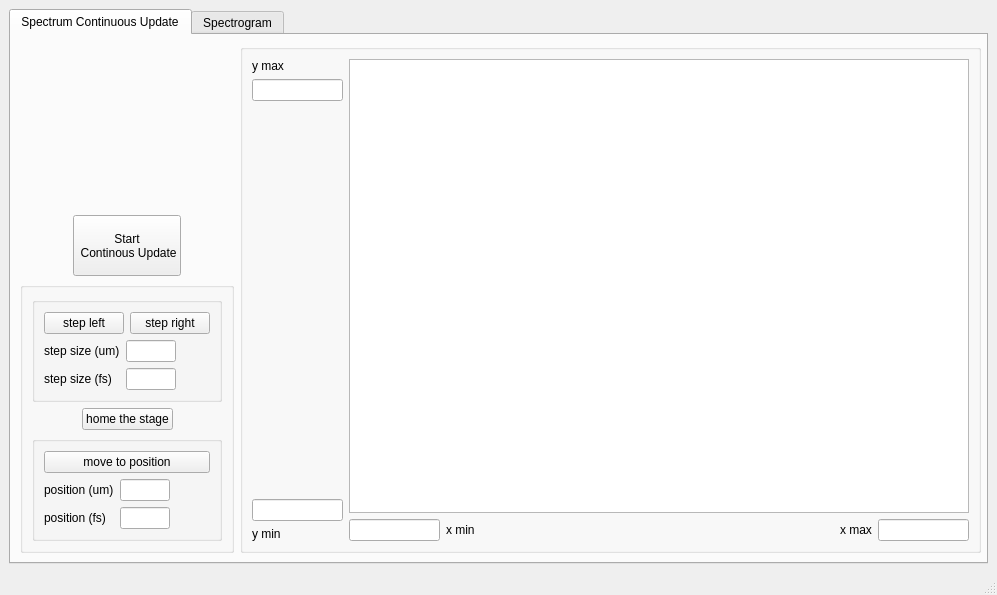
UCBoulder/frogware, file Gui_Window.ui: the form before one commit.
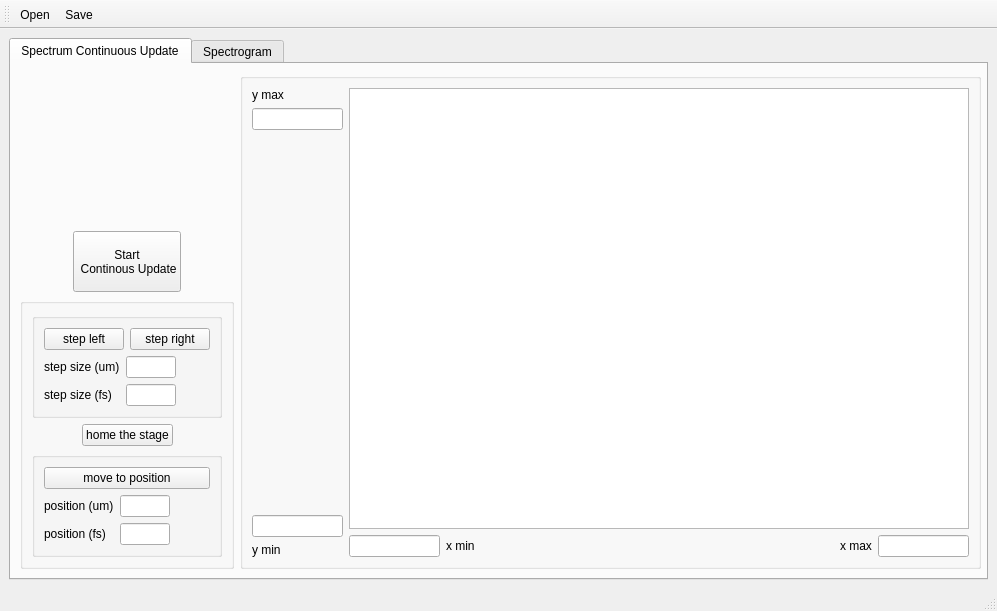
The form after the commit. Icons and pictures are not drawn. Custom widgets are drawn as their Qt base class.

```diff
--- a/Gui_Window.ui
+++ b/Gui_Window.ui
@@ -245,7 +245,7 @@
            </layout>
           </item>
           <item row="0" column="1" rowspan="2">
-           <widget class="QGroupBox" name="">
+           <widget class="QGroupBox" name="groupBox">
             <layout class="QHBoxLayout" name="horizontalLayout_6">
              <item>
               <layout class="QVBoxLayout" name="verticalLayout_7">
@@ -520,17 +520,38 @@
     </item>
    </layout>
   </widget>
-  <widget class="QMenuBar" name="menubar">
-   <property name="geometry">
-    <rect>
-     <x>0</x>
-     <y>0</y>
-     <width>997</width>
-     <height>21</height>
-    </rect>
+  <widget class="QStatusBar" name="statusBar"/>
+  <widget class="QToolBar" name="toolBar">
+   <property name="windowTitle">
+    <string>toolBar</string>
    </property>
+   <attribute name="toolBarArea">
+    <enum>TopToolBarArea</enum>
+   </attribute>
+   <attribute name="toolBarBreak">
+    <bool>false</bool>
+   </attribute>
+   <addaction name="actionOpen"/>
+   <addaction name="actionSave"/>
   </widget>
-  <widget class="QStatusBar" name="statusbar"/>
+  <action name="actionOpen">
+   <property name="icon">
+    <iconset resource="QRC_file.qrc">
+     <normaloff>:/Open/open_icon.png</normaloff>:/Open/open_icon.png</iconset>
+   </property>
+   <property name="text">
+    <string>Open</string>
+   </property>
+  </action>
+  <action name="actionSave">
+   <property name="icon">
+    <iconset resource="QRC_file.qrc">
+     <normaloff>:/Save/save_icon.jpg</normaloff>:/Save/save_icon.jpg</iconset>
+   </property>
+   <property name="text">
+    <string>Save</string>
+   </property>
+  </action>
  </widget>
  <customwidgets>
   <customwidget>
```
Left out of the diff: 4 changed lines with no effect on the pictures.
